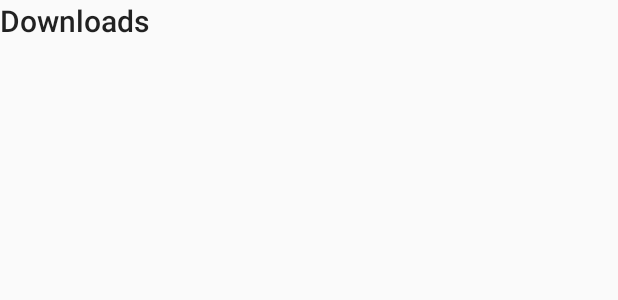
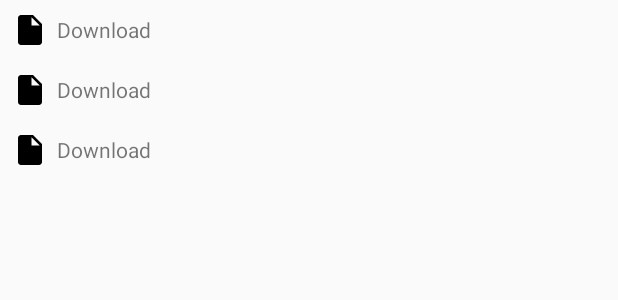
Before and after one commit to softartdev/Poder, an Android app: the layout fragment_downloads.xml on its own in the app's theme, with its tools: preview values and no code run, on a phone screen of 412 x 824 dp. Shown: the top 300 px of the screen. Run offline under Robolectric (Android 15) with nearby library versions, the phone set to English and light mode, and no system bars; network calls fail.

Commit message:
create downloads fragment

```diff
--- a/app/src/main/java/com/softartdev/poder/injection/component/FragmentComponent.kt
+++ b/app/src/main/java/com/softartdev/poder/injection/component/FragmentComponent.kt
@@ -2,6 +2,7 @@ package com.softartdev.poder.injection.component
 
 import com.softartdev.poder.injection.PerFragment
 import com.softartdev.poder.injection.module.FragmentModule
+import com.softartdev.poder.ui.main.downloads.DownloadsFragment
 import com.softartdev.poder.ui.main.pokemon.PokemonFragment
 import dagger.Subcomponent
 
@@ -12,4 +13,5 @@ import dagger.Subcomponent
 @Subcomponent(modules = [FragmentModule::class])
 interface FragmentComponent {
     fun inject(pokemonFragment: PokemonFragment)
+    fun inject(downloadsFragment: DownloadsFragment)
 }
--- a/app/src/main/java/com/softartdev/poder/ui/main/pokemon/PokemonFragment.kt
+++ b/app/src/main/java/com/softartdev/poder/ui/main/pokemon/PokemonFragment.kt
@@ -29,6 +29,8 @@ class PokemonFragment : BaseFragment(), PokemonMvpView, PokemonAdapter.ClickList
         pokemonAdapter.setClickListener(this)
     }
 
+    override fun layoutId() = R.layout.fragment_pokemon
+
     override fun onViewCreated(view: View, savedInstanceState: Bundle?) {
         pokemon_swipe_refresh?.apply {
             setProgressBackgroundColorSchemeResource(R.color.primary)
@@ -49,8 +51,6 @@ class PokemonFragment : BaseFragment(), PokemonMvpView, PokemonAdapter.ClickList
             pokemonPresenter.getPokemon(PokemonActivity.POKEMON_COUNT)
         }
     }
-
-    override fun layoutId() = R.layout.fragment_pokemon
 
     override fun showPokemon(pokemon: List<String>) {
         pokemonAdapter.apply {
--- /dev/null
+++ b/app/src/main/res/drawable/ic_insert_drive_file_black_24dp.xml
@@ -0,0 +1,9 @@
+<vector xmlns:android="http://schemas.android.com/apk/res/android"
+        android:width="24dp"
+        android:height="24dp"
+        android:viewportWidth="24.0"
+        android:viewportHeight="24.0">
+    <path
+        android:fillColor="#FF000000"
+        android:pathData="M6,2c-1.1,0 -1.99,0.9 -1.99,2L4,20c0,1.1 0.89,2 1.99,2L18,22c1.1,0 2,-0.9 2,-2L20,8l-6,-6L6,2zM13,9L13,3.5L18.5,9L13,9z"/>
+</vector>
--- a/app/src/main/res/layout/fragment_downloads.xml
+++ b/app/src/main/res/layout/fragment_downloads.xml
@@ -4,10 +4,30 @@
              android:layout_height="match_parent"
              tools:context="com.softartdev.poder.ui.main.downloads.DownloadsFragment">
 
-    <TextView
+    <android.support.v4.widget.SwipeRefreshLayout
+        android:id="@+id/downloads_swipe_refresh"
+        android:layout_width="match_parent"
+        android:layout_height="match_parent">
+
+        <android.support.v7.widget.RecyclerView
+            android:id="@+id/downloads_recycler_view"
+            android:layout_width="match_parent"
+            android:layout_height="match_parent"
+            android:scrollbars="vertical"
+            tools:listitem="@layout/item_download"/>
+
+    </android.support.v4.widget.SwipeRefreshLayout>
+
+    <com.softartdev.poder.ui.common.ErrorView
+        android:id="@+id/downloads_error_view"
+        android:layout_width="wrap_content"
+        android:layout_height="match_parent"
+        android:visibility="gone"/>
+
+    <com.softartdev.poder.ui.common.ProgressView
+        android:id="@+id/downloads_progress_view"
         android:layout_width="match_parent"
         android:layout_height="match_parent"
-        android:text="@string/title_downloads"
-        android:textAppearance="@style/TextAppearance.AppCompat.Title"/>
+        android:visibility="gone"/>
 
 </FrameLayout>
--- /dev/null
+++ b/app/src/main/res/layout/item_download.xml
@@ -0,0 +1,28 @@
+<?xml version="1.0" encoding="utf-8"?>
+<android.support.constraint.ConstraintLayout
+    xmlns:android="http://schemas.android.com/apk/res/android"
+    xmlns:app="http://schemas.android.com/apk/res-auto"
+    xmlns:tools="http://schemas.android.com/tools"
+    android:layout_width="match_parent"
+    android:layout_height="wrap_content"
+    tools:layout_editor_absoluteX="0dp"
+    tools:layout_editor_absoluteY="81dp">
+
+    <TextView
+        android:id="@+id/item_download_file_name_text_view"
+        android:layout_width="0dp"
+        android:layout_height="wrap_content"
+        android:layout_marginBottom="8dp"
+        android:layout_marginEnd="8dp"
+        android:layout_marginStart="8dp"
+        android:layout_marginTop="8dp"
+        android:drawablePadding="6dp"
+        android:gravity="center_vertical"
+        app:layout_constraintBottom_toBottomOf="parent"
+        app:layout_constraintEnd_toEndOf="parent"
+        app:layout_constraintStart_toStartOf="parent"
+        app:layout_constraintTop_toTopOf="parent"
+        tools:drawableStart="@drawable/ic_insert_drive_file_black_24dp"
+        tools:text="@string/download"/>
+
+</android.support.constraint.ConstraintLayout>
--- a/app/src/main/res/values/strings.xml
+++ b/app/src/main/res/values/strings.xml
@@ -24,4 +24,5 @@
     <string name="rationale_accounts_permission">This app needs to access your location. (If permission request not showing here after retries, check it on system settings for this app.)</string>
     <string name="retry">Retry</string>
     <string name="settings">Settings</string>
+    <string name="download">Download</string>
 </resources>
--- /dev/null
+++ b/app/src/main/res/xml/file_paths.xml
@@ -0,0 +1,4 @@
+<?xml version="1.0" encoding="utf-8"?>
+<paths>
+    <external-path name="my_downloads" path="." />
+</paths>
```
Also changed, not shown: app/src/main/AndroidManifest.xml (+15 -8 lines), app/src/main/java/com/softartdev/poder/data/DataManager.kt (+22 -0 lines), app/src/main/java/com/softartdev/poder/ui/main/downloads/DownloadsAdapter.kt (added, +65 -0 lines), app/src/main/java/com/softartdev/poder/ui/main/downloads/DownloadsFragment.kt (+85 -6 lines), app/src/main/java/com/softartdev/poder/ui/main/downloads/DownloadsPresenter.kt (added, +26 -0 lines), app/src/main/java/com/softartdev/poder/ui/main/downloads/DownloadsView.kt (added, +10 -0 lines), app/src/main/res/drawable/ic_folder_black_24dp.xml (added, +9 -0 lines), 1 other file.
